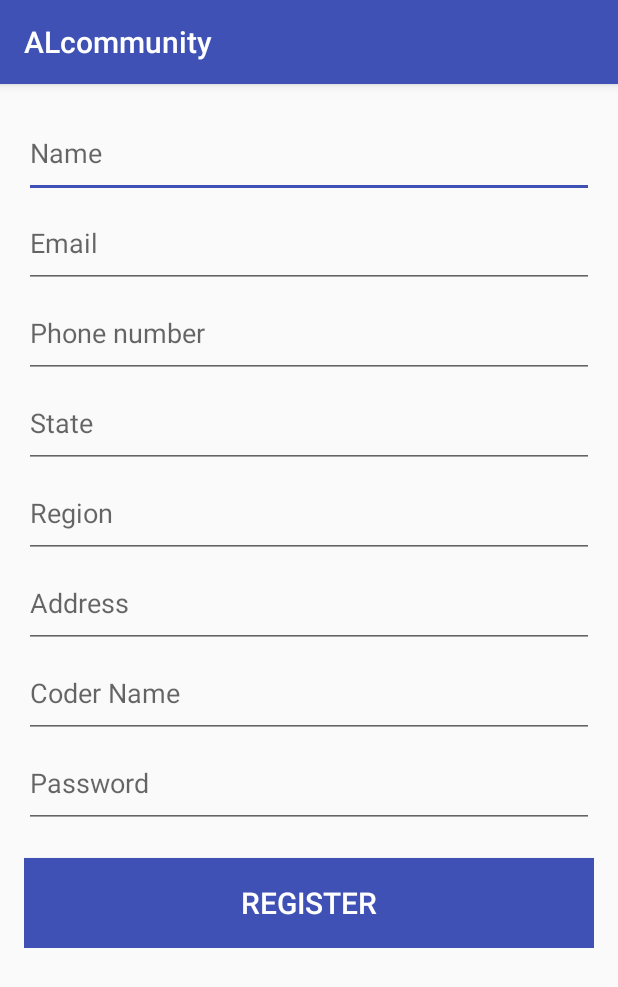
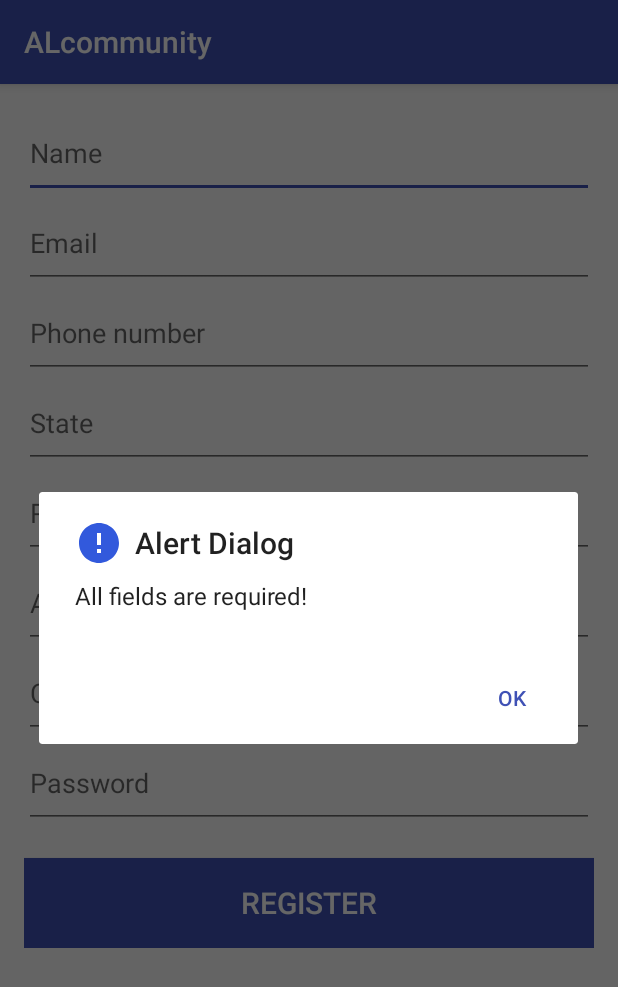
Before and after one commit to SylvesterChima/ALcommunity, an Android app: the RegisterActivity screen opened directly, with no data from a screen before it, after a tap on "REGISTER", on a phone screen of 412 x 824 dp. Shown: the top 987 px of the screen. Run offline under Robolectric (Android 15) with nearby library versions, the phone set to English and light mode, and no system bars.

Commit message:
New Update

```diff
--- a/app/src/main/java/com/andela/sylvester/alcommunity/MainActivity.java
+++ b/app/src/main/java/com/andela/sylvester/alcommunity/MainActivity.java
@@ -9,7 +9,10 @@ import android.support.v7.widget.Toolbar;
 import android.view.View;
 import android.view.Menu;
 import android.view.MenuItem;
+import android.widget.ImageView;
 import android.widget.Toast;
+
+import com.bumptech.glide.Glide;
 
 public class MainActivity extends AppCompatActivity {
 
@@ -19,6 +22,9 @@ public class MainActivity extends AppCompatActivity {
         setContentView(R.layout.activity_main);
 
 
+        /*ImageView imageView = (ImageView) findViewById(R.id.imgMain);
+
+        Glide.with(this).load("http://letshelpworld.com/userPicsIMG-20170523-WA0002.jpg").into(imageView);*/
         Toolbar toolbar = (Toolbar) findViewById(R.id.toolbar);
         setSupportActionBar(toolbar);
 
--- a/app/src/main/java/com/andela/sylvester/alcommunity/RegisterActivity.java
+++ b/app/src/main/java/com/andela/sylvester/alcommunity/RegisterActivity.java
@@ -1,5 +1,7 @@
 package com.andela.sylvester.alcommunity;
 
+import android.app.AlertDialog;
+import android.content.DialogInterface;
 import android.content.Intent;
 import android.os.Bundle;
 import android.support.v7.app.AppCompatActivity;
@@ -62,8 +64,31 @@ public class RegisterActivity extends AppCompatActivity {
                 obj.setRegion(txtRegion.getText().toString());
                 obj.setState(txtState.getText().toString());
                 obj.setPhone(txtPhone.getText().toString());
+                if(txtCoderName.getText().toString().matches("") | txtName.getText().toString().matches("") | txtEmail.getText().toString().matches("") | txtPassword.getText().toString().matches("") | txtPhone.getText().toString().matches("") | txtAddress.getText().toString().matches("") | txtRegion.getText().toString().matches("") | txtState.getText().toString().matches("")){
+                    AlertDialog alertDialog = new AlertDialog.Builder(RegisterActivity.this).create();
 
-                sendPost(obj);
+                    // Setting Dialog Title
+                    alertDialog.setTitle("Alert Dialog");
+
+                    // Setting Dialog Message
+                    alertDialog.setMessage("All fields are required!");
+
+                    // Setting Icon to Dialog
+                    alertDialog.setIcon(R.drawable.ic_error_black_24dp);
+
+                    // Setting OK Button
+                    alertDialog.setButton("OK", new DialogInterface.OnClickListener() {
+                        public void onClick(DialogInterface dialog, int which) {
+                            // Write your code here to execute after dialog closed
+                        }
+                    });
+
+                    // Showing Alert Message
+                    alertDialog.show();
+                }
+                else{
+                    sendPost(obj);
+                }
             }
         });
     }
--- /dev/null
+++ b/app/src/main/res/drawable/ic_error_black_24dp.xml
@@ -0,0 +1,9 @@
+<vector xmlns:android="http://schemas.android.com/apk/res/android"
+        android:width="24dp"
+        android:height="24dp"
+        android:viewportWidth="24.0"
+        android:viewportHeight="24.0">
+    <path
+        android:fillColor="#3259DC"
+        android:pathData="M12,2C6.48,2 2,6.48 2,12s4.48,10 10,10 10,-4.48 10,-10S17.52,2 12,2zM13,17h-2v-2h2v2zM13,13h-2L11,7h2v6z"/>
+</vector>
--- a/app/src/main/res/layout/content_main.xml
+++ b/app/src/main/res/layout/content_main.xml
@@ -18,7 +18,8 @@
         android:layout_height="wrap_content"
         android:src="@drawable/andela"
         android:layout_marginTop="50dp"
-        android:layout_centerHorizontal="true"/>
+        android:layout_centerHorizontal="true"
+        android:id="@+id/imgMain"/>
     <TextView
         android:layout_width="match_parent"
         android:layout_height="wrap_content"
--- a/app/src/main/res/layout/student_list_item.xml
+++ b/app/src/main/res/layout/student_list_item.xml
@@ -5,7 +5,9 @@
 
     <RelativeLayout
         android:layout_width="match_parent"
-        android:layout_height="wrap_content">
+        android:layout_height="wrap_content"
+        android:layout_marginBottom="3dp"
+        android:paddingBottom="3dp">
 
         <LinearLayout
             android:layout_width="wrap_content"
@@ -45,6 +47,7 @@
                     android:layout_height="wrap_content"
                     android:text="hello world!"
                     android:textSize="12sp"/>
+
             </LinearLayout>
         </LinearLayout>
         <TextView
--- a/build.gradle
+++ b/build.gradle
@@ -5,7 +5,7 @@ buildscript {
         jcenter()
     }
     dependencies {
-        classpath 'com.android.tools.build:gradle:2.1.2'
+        classpath 'com.android.tools.build:gradle:2.3.3'
 
         // NOTE: Do not place your application dependencies here; they belong
         // in the individual module build.gradle files
```
Also changed, not shown: app/build.gradle (+11 -4 lines), app/src/main/java/com/andela/sylvester/alcommunity/studentAdapter.java (+11 -1 lines), app/src/main/java/com/andela/sylvester/alcommunity/student_details.java (+10 -1 lines), gradle/wrapper/gradle-wrapper.properties.
